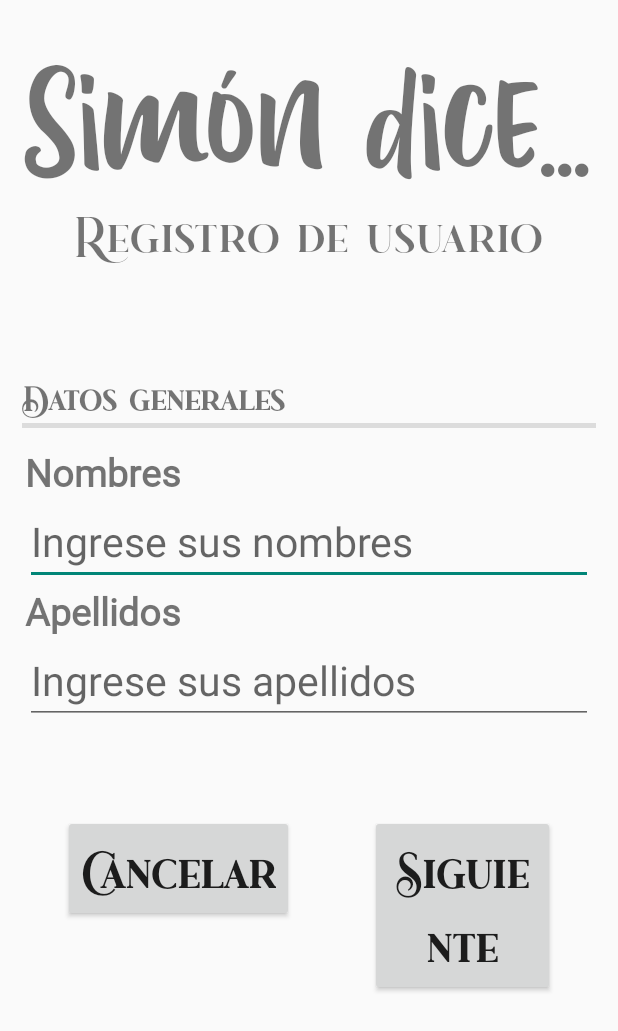
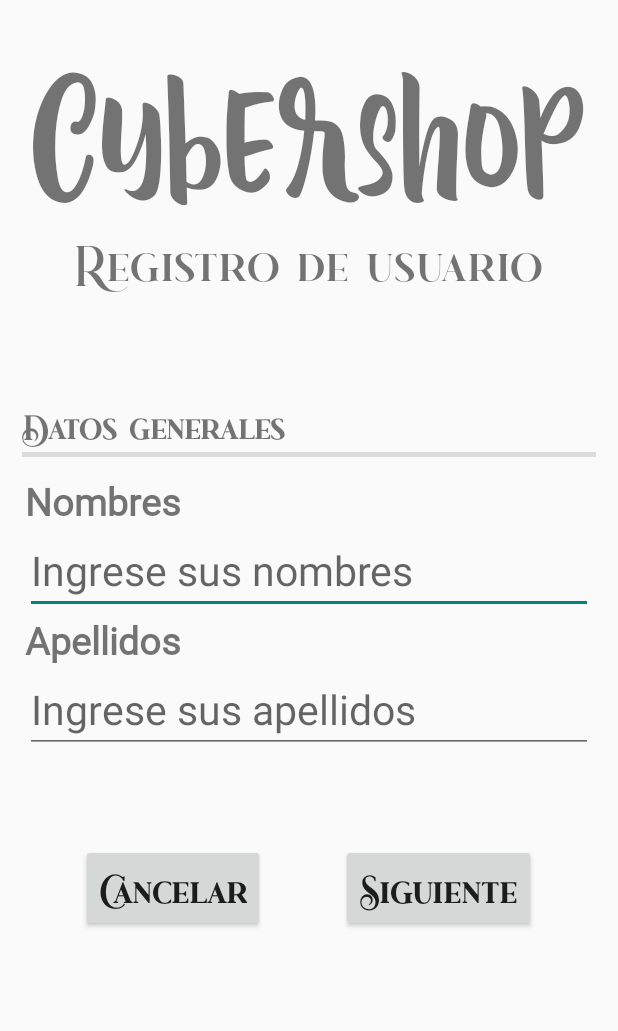
Before and after one commit to GerardoM3/ECommerce, an Android app: the screen it shows after launch (register), after a tap on "¿No tienes una cuenta? Regístrate ahora.", on a phone screen of 412 x 824 dp. Shown: the top 1031 px of the screen. Run offline under Robolectric (Android 15) with nearby library versions, the phone set to English and light mode, and no system bars; our stand-ins replace Volley; 1 other tap on this screen came first.

Commit message:
Mi actualización
Jueves 17 de noviembre de 2022
12:39 am

```diff
--- a/app/build.gradle
+++ b/app/build.gradle
@@ -34,9 +34,10 @@ dependencies {
     implementation 'com.google.android.material:material:1.7.0'
     implementation 'androidx.constraintlayout:constraintlayout:2.1.4'
     implementation 'com.getbase:floatingactionbutton:1.10.1'
-    implementation 'android.navegation:navegation-ui:2.4.1'
+    implementation 'androidx.navigation:navigation-ui:2.4.1'
     implementation 'androidx.navigation:navigation-fragment:2.5.3'
     testImplementation 'junit:junit:4.13.2'
     androidTestImplementation 'androidx.test.ext:junit:1.1.3'
     androidTestImplementation 'androidx.test.espresso:espresso-core:3.4.0'
+    implementation 'com.android.volley:volley:1.2.1'
 }
--- a/app/src/main/java/com/sis21a/e_commerce/MenuFloating.java
+++ b/app/src/main/java/com/sis21a/e_commerce/MenuFloating.java
@@ -4,9 +4,10 @@ import androidx.appcompat.app.AppCompatActivity;
 
 import android.os.Bundle;
 
+
+
+import com.getbase.floatingactionbutton.FloatingActionsMenu;
 import com.getbase.floatingactionbutton.FloatingActionButton;
-import com.getbase.floatingactionbutton.FloatingActionsMenu;
-
 import com.sis21a.e_commerce.R;
 
 public class MenuFloating extends AppCompatActivity {
--- /dev/null
+++ b/app/src/main/java/com/sis21a/e_commerce/Splash/splash.java
@@ -0,0 +1,36 @@
+package com.sis21a.e_commerce.Splash;
+
+import androidx.appcompat.app.AppCompatActivity;
+
+import com.sis21a.e_commerce.MenuFloating;
+import com.sis21a.e_commerce.R;
+import com.sis21a.e_commerce.UI.sesion.login;
+import com.sis21a.e_commerce.MenuFloating;
+
+import android.content.Intent;
+import android.os.Bundle;
+import android.os.Handler;
+import android.os.SystemClock;
+
+public class splash extends AppCompatActivity {
+
+    @Override
+    protected void onCreate(Bundle savedInstanceState) {
+        super.onCreate(savedInstanceState);
+        setContentView(R.layout.activity_splash);
+        new Handler().postDelayed(new Runnable() {
+
+
+            @Override
+            public void run() {
+                // This method will be executed once the timer is over
+                Intent i = new Intent(com.sis21a.e_commerce.Splash.splash.this, login.class);
+                startActivity(i);
+                finish();
+            }
+        }, 3000);
+    }
+
+
+
+}
--- a/app/src/main/res/layout/activity_register.xml
+++ b/app/src/main/res/layout/activity_register.xml
@@ -19,8 +19,8 @@
         <TextView
             android:layout_width="wrap_content"
             android:layout_height="wrap_content"
-            android:text="Simón dice..."
-            android:textSize="113dp"
+            android:text="Cybershop"
+            android:textSize="133dp"
             android:layout_gravity="center"
             android:fontFamily="@font/januari_blossom"
             />
@@ -112,7 +112,7 @@
                     android:text="Cancelar"
                     android:textAllCaps="false"
                     android:textStyle="bold"
-                    android:textSize="25dp"
+                    android:textSize="19dp"
                     android:layout_margin="25dp"
                     android:fontFamily="@font/glimmer_of_light"
                     />
@@ -124,7 +124,7 @@
                     android:text="Siguiente"
                     android:textAllCaps="false"
                     android:textStyle="bold"
-                    android:textSize="25dp"
+                    android:textSize="19dp"
                     android:layout_margin="25dp"
                     android:fontFamily="@font/glimmer_of_light"
                     />
--- a/app/src/main/res/layout/activity_register2.xml
+++ b/app/src/main/res/layout/activity_register2.xml
@@ -19,8 +19,8 @@
         <TextView
             android:layout_width="wrap_content"
             android:layout_height="wrap_content"
-            android:text="Simón dice..."
-            android:textSize="113dp"
+            android:text="Cybershop"
+            android:textSize="133dp"
             android:layout_gravity="center"
             android:fontFamily="@font/januari_blossom"
             />
--- a/app/src/main/res/layout/activity_register3.xml
+++ b/app/src/main/res/layout/activity_register3.xml
@@ -19,8 +19,8 @@
         <TextView
             android:layout_width="wrap_content"
             android:layout_height="wrap_content"
-            android:text="Simón dice..."
-            android:textSize="113dp"
+            android:text="Cybershop"
+            android:textSize="133dp"
             android:layout_gravity="center"
             android:fontFamily="@font/januari_blossom"
             />
```
Also changed, not shown: app/src/main/AndroidManifest.xml (+14 -5 lines), app/src/main/java/com/sis21a/e_commerce/MySingleton.java (added, +63 -0 lines), app/src/main/java/com/sis21a/e_commerce/UI/sesion/login.java (+72 -0 lines), app/src/main/res/layout/activity_login.xml (+5 -5 lines), app/src/main/res/layout/activity_splash.xml (added, +24 -0 lines), gradle.properties (+9 -13 lines), app/src/main/res/values/strings.xml (line endings or trailing spaces).
